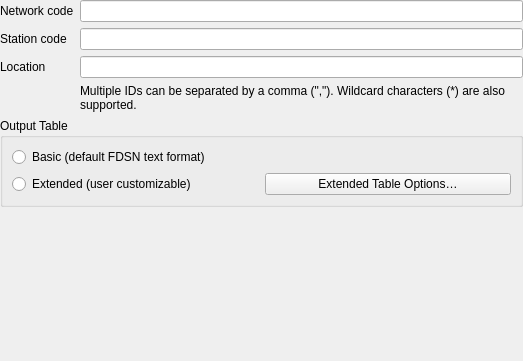
Above: qquake/ui/filter_station_by_id_widget_base.ui from INGV/qquake before the change. Below: the same form after it.
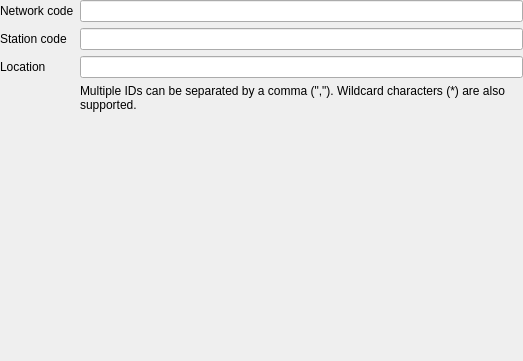
That is the form after the change. Custom widgets are drawn as their Qt base class.

Commit message: Move output table options widget out to a common class

```diff
--- a/qquake/ui/filter_station_by_id_widget_base.ui
+++ b/qquake/ui/filter_station_by_id_widget_base.ui
@@ -47,33 +47,13 @@
     <widget class="QLineEdit" name="edit_location_code"/>
    </item>
    <item row="7" column="0" colspan="3">
-    <widget class="QGroupBox" name="groupBox_4">
-     <property name="title">
-      <string>Output Table</string>
+    <widget class="OutputTableOptionsWidget" name="output_table_options_widget" native="true">
+     <property name="minimumSize">
+      <size>
+       <width>0</width>
+       <height>20</height>
+      </size>
      </property>
-     <layout class="QGridLayout" name="gridLayout_8">
-      <item row="1" column="0">
-       <widget class="QRadioButton" name="radio_extended_output">
-        <property name="text">
-         <string>Extended (user customizable)</string>
-        </property>
-       </widget>
-      </item>
-      <item row="1" column="1">
-       <widget class="QPushButton" name="output_table_options_button">
-        <property name="text">
-         <string>Extended Table Options…</string>
-        </property>
-       </widget>
-      </item>
-      <item row="0" column="0" colspan="2">
-       <widget class="QRadioButton" name="radio_basic_output">
-        <property name="text">
-         <string>Basic (default FDSN text format)</string>
-        </property>
-       </widget>
-      </item>
-     </layout>
     </widget>
    </item>
    <item row="1" column="2">
@@ -111,6 +91,14 @@
    </item>
   </layout>
  </widget>
+ <customwidgets>
+  <customwidget>
+   <class>OutputTableOptionsWidget</class>
+   <extends>QWidget</extends>
+   <header>qquake.gui.output_table_options_widget</header>
+   <container>1</container>
+  </customwidget>
+ </customwidgets>
  <resources/>
  <connections/>
 </ui>
```
Left out of the diff: 80 changed lines with no effect on the pictures. The commit also changes 11 other files.
